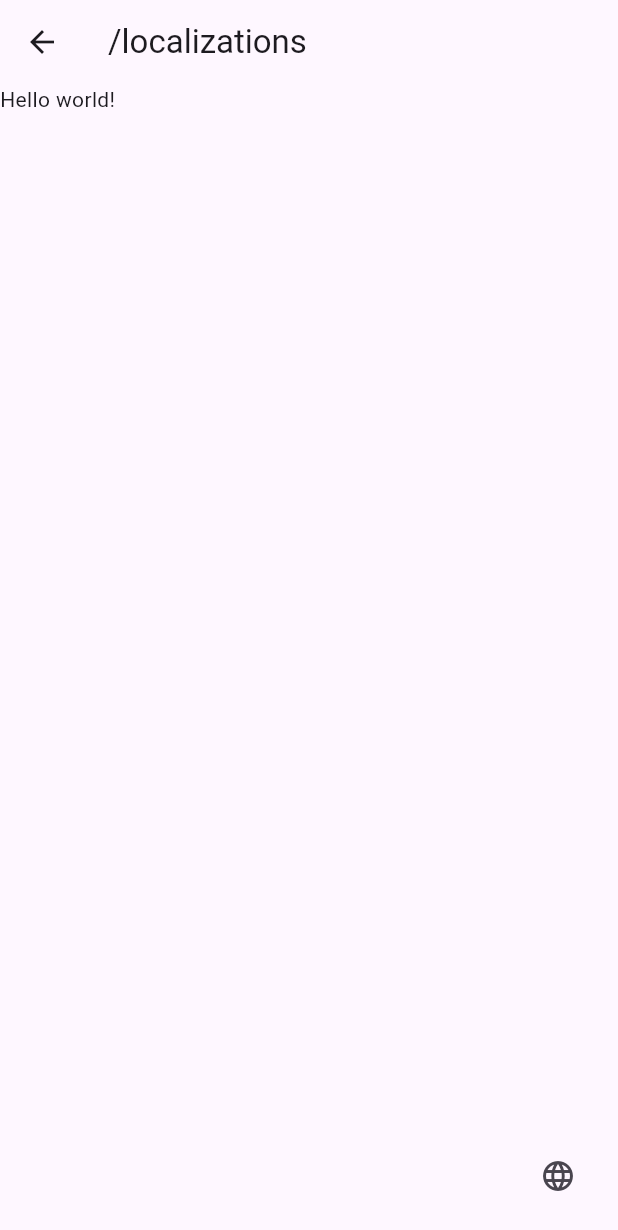
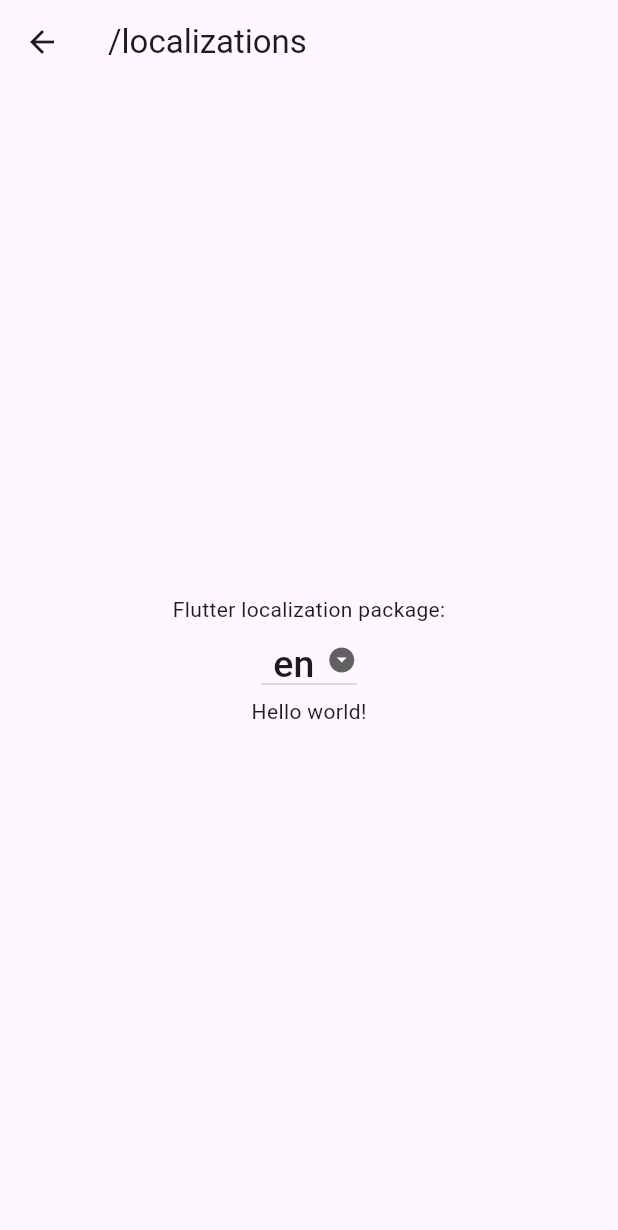
Before and after one commit to alexanderhertsyk/flutter_testing_features, a Flutter app: the LocalizationsPage screen opened by its route, on a phone screen of 412 x 824 dp. Shown: the top 1230 px of the screen. Run offline on Flutter 3.47's test engine with Material 3 defaults, Android fonts, the phone set to English and light mode, and no system bars; our stand-ins replace flutter_localization.

Commit message:
Added dropdown on the Localizations page. Moved dropdown logic into separate widget.

```diff
--- a/lib/pages/localization_page.dart
+++ b/lib/pages/localization_page.dart
@@ -1,35 +1,29 @@
 import 'package:flutter/material.dart';
 import 'package:flutter_localization/flutter_localization.dart';
-import 'package:testing_features/components/app_locale.dart';
 
-class LocalizationsPage extends StatefulWidget {
+import '../components/app_locale.dart';
+import '../widgets/flutter_localization_dropdown.dart';
+
+class LocalizationsPage extends StatelessWidget {
   const LocalizationsPage({super.key});
 
   static const route = '/localizations';
 
   @override
-  State<LocalizationsPage> createState() => _LocalizationsPageState();
-}
-
-class _LocalizationsPageState extends State<LocalizationsPage> {
-  final FlutterLocalization localization = FlutterLocalization.instance;
-  int i = 0;
-
-  @override
   Widget build(BuildContext context) {
     return Scaffold(
       appBar: AppBar(
-        title: const Text(LocalizationsPage.route),
+        title: const Text(route),
       ),
-      body: Text(AppLocale.testText.getString(context)),
-      floatingActionButton: IconButton(
-        icon: const Icon(Icons.language),
-        onPressed: () {
-          var locale = localization.supportedLocales.elementAt(i++);
-          localization.translate(locale.languageCode);
-
-          if (i == localization.supportedLocales.length) i = 0;
-        },
+      body: Center(
+        child: Column(
+          mainAxisAlignment: MainAxisAlignment.center,
+          children: [
+            const Text('Flutter localization package:'),
+            const FlutterLocalizationDropdown(),
+            Text(AppLocale.testText.getString(context)),
+          ],
+        ),
       ),
     );
   }
--- /dev/null
+++ b/lib/widgets/flutter_localization_dropdown.dart
@@ -0,0 +1,47 @@
+import 'package:flutter/material.dart';
+import 'package:flutter_localization/flutter_localization.dart';
+
+class FlutterLocalizationDropdown extends StatefulWidget {
+  const FlutterLocalizationDropdown({super.key});
+
+  @override
+  State<FlutterLocalizationDropdown> createState() =>
+      _FlutterLocalizationDropdownState();
+}
+
+class _FlutterLocalizationDropdownState
+    extends State<FlutterLocalizationDropdown> {
+  final localization = FlutterLocalization.instance;
+
+  void changeLocale(String languageCode) {
+    setState(() {
+      localization.translate(languageCode);
+    });
+  }
+
+  @override
+  Widget build(BuildContext context) {
+    return DropdownButton<String>(
+      value: localization.currentLocale!.languageCode,
+      icon: const Icon(
+        Icons.arrow_drop_down_circle,
+        size: 20.0,
+      ),
+      onChanged: (languageCode) => changeLocale(languageCode!),
+      items: localization.supportedLocales.map<DropdownMenuItem<String>>((l) {
+        return DropdownMenuItem<String>(
+          value: l.languageCode,
+          child: Padding(
+            padding: const EdgeInsets.all(8.0),
+            child: Text(
+              l.languageCode,
+              style: const TextStyle(
+                fontSize: 25,
+              ),
+            ),
+          ),
+        );
+      }).toList(),
+    );
+  }
+}
```
